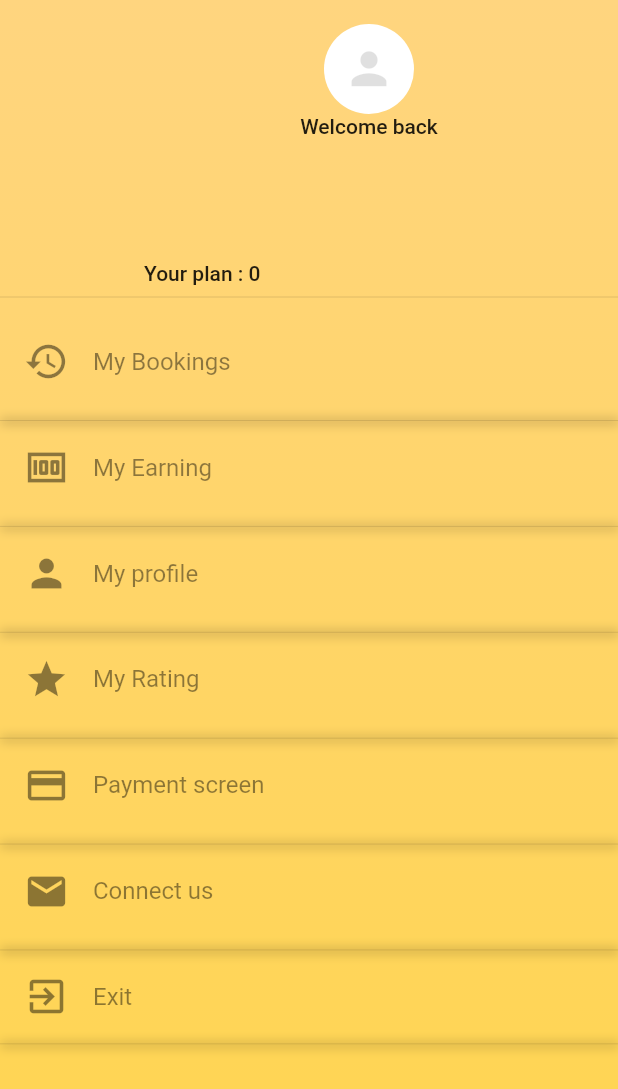
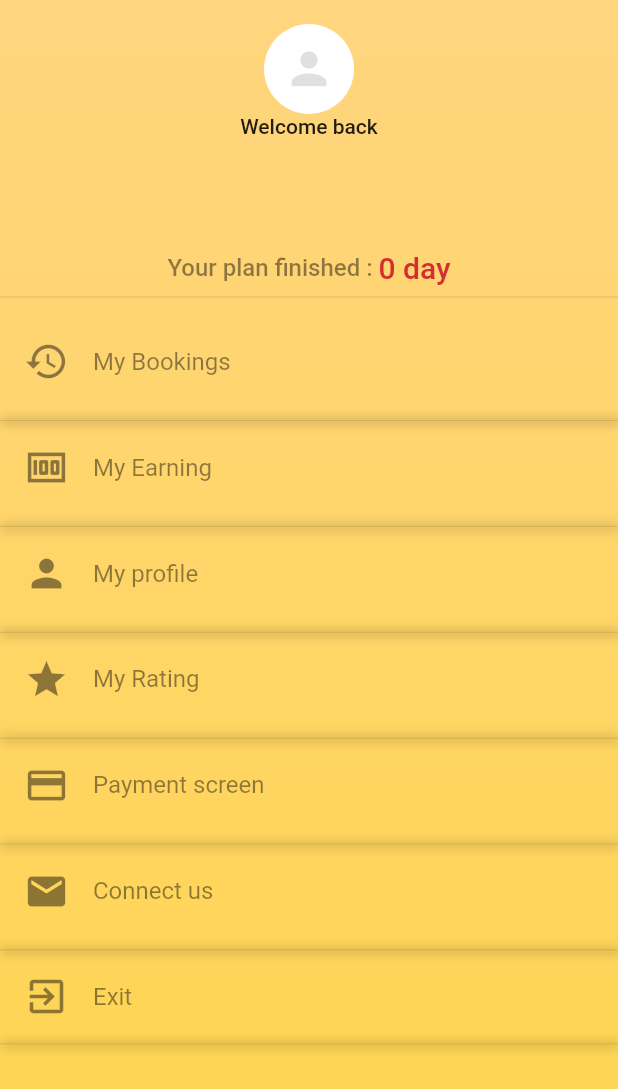
Before and after one commit to MohamadKattan/driver, a Flutter app: what customDrawer() shows on an empty page, opened directly, on a phone screen of 412 x 824 dp. Shown: the top 1089 px of the screen. Run offline on Flutter 3.47's test engine with Material 2 defaults, Android fonts, the phone set to English and light mode, and no system bars; our stand-ins replace assets_audio_player, audioplayers, cached_network_image, circular_countdown_timer, device_info_plus, firebase_auth and 13 more; missing offline and left inert: awesome_card, country_list_pick, flutter_background_service, flutter_background_service_android, flutter_geofire, flutter_mapbox_navigation and 2 more; accounts and stored records are empty; project files that could hold a hidden picture were left out.

Commit message:
30/4/2022

```diff
--- a/lib/config.dart
+++ b/lib/config.dart
@@ -8,13 +8,10 @@ import 'package:google_maps_flutter/google_maps_flutter.dart';
 
 String mapKey = "AIzaSyBt7etvZRY_OrzFcCsawNb22jqSzE2mRDg";
 String mapBox = "pk.eyJ1IjoibW9oYW1hZDg4IiwiYSI6ImNsMWl5NGdwdjBvcnUzY24zOWs0ejUyczYifQ.yvLkipuTn_XHHBz-lCAUAA";
-
 GoogleMapController? newGoogleMapController;
-
 StreamSubscription<Position>?homeScreenStreamSubscription;
 StreamSubscription<Position>?newRideScreenStreamSubscription;
 StreamSubscription<Position>?newStreamSubscription;
-
 User? currentUser = AuthSev().auth.currentUser;
 double myRating = 0.0;
 bool isLite = false;
--- a/lib/logic_google_map.dart
+++ b/lib/logic_google_map.dart
@@ -17,9 +17,6 @@ class LogicGoogleMap {
   //instant current location on map before any request on map
   Completer<GoogleMapController> controllerGoogleMap = Completer();
 
-// when driver arrived we need to change location to trip location on map
-
-// set location
   final CameraPosition kGooglePlex = const CameraPosition(
     target: LatLng(37.42796133580664, -122.085749655962),
     zoom: 14.4746,
--- a/lib/model/driverInfo.dart
+++ b/lib/model/driverInfo.dart
@@ -11,12 +11,11 @@ class DriverInfo {
   late String personImage;
   late String carBrand;
   late String carColor;
-  late String carImage;
   late String carModel;
   late String carType;
   late String earning;
   late String country;
-  // late String history;
+  late int exPlan;
   DriverInfo(
       this.userId,
       this.country,
@@ -29,16 +28,17 @@ class DriverInfo {
       this.personImage,
       this.carBrand,
       this.carColor,
-      this.carImage,
       this.carModel,
       this.carType,
       this.earning,
+      this.exPlan,
       // this.history
       );
   DriverInfo.fromMap(Map<String, dynamic> map) {
     userId = map["userId"];
     status = map["status"];
     country = map["country"];
+    exPlan= map["exPlan"];
     firstName = map["firstName"];
     lastName = map["lastName"];
     idNo = map["idNo"];
--- a/lib/my_provider/driver_model_provider.dart
+++ b/lib/my_provider/driver_model_provider.dart
@@ -4,7 +4,7 @@ import 'package:driver/model/driverInfo.dart';
 import 'package:flutter/cupertino.dart';
 
 class DriverInfoModelProvider extends ChangeNotifier {
-  late DriverInfo driverInfo = DriverInfo("","","","","","","","","","","","","","","");
+  late DriverInfo driverInfo = DriverInfo("","","","","","","","","","","","","","",0);
   void updateDriverInfo(DriverInfo driver){
     driverInfo = driver;
     notifyListeners();
--- a/lib/payment/checkOut_payment.dart
+++ b/lib/payment/checkOut_payment.dart
@@ -4,6 +4,7 @@ import 'package:driver/model/card_payment.dart';
 import 'package:driver/user_screen/splash_screen.dart';
 import 'package:firebase_database/firebase_database.dart';
 import 'package:flutter/material.dart';
+import 'package:flutter_background_service/flutter_background_service.dart';
 import 'package:http/http.dart' as http;
 import 'package:provider/provider.dart';
 import 'dart:convert' as convert;
@@ -66,6 +67,7 @@ class CheckOutPayment {
       await PlanDays().setExPlanToRealTime(planExpirt);
       await PlanDays().setIfBackgroundOrForeground(false);
       await PlanDays().setDriverPayed();
+      FlutterBackgroundService().invoke("setAsBackground");
       Provider.of<PaymentIndector>(context,listen: false).updateState(false);
       Navigator.push(context,MaterialPageRoute(builder:(_)=>const SplashScreen()));
       return true;
--- a/lib/payment/couut_plan_days.dart
+++ b/lib/payment/couut_plan_days.dart
@@ -16,7 +16,6 @@ class PlanDays {
     await driverRef.child(userId).child("exPlan").once().then((value) async {
       if(value.snapshot.exists&&value.snapshot.value!=null){
         final snap = value.snapshot.value.toString();
-        // final newSnap = snap.toString();
         int oldExPlan = int.parse(snap);
         if(oldExPlan>0){
           int updateExPlan = oldExPlan + exPlan;
@@ -68,9 +67,8 @@ class PlanDays {
     if(isBackground == false){
       print("mmmmmm$isBackground");
       await getExPlanFromReal();
-      Timer.periodic(const Duration(seconds: 1), (timer) async {
+      Timer.periodic(const Duration(hours: 1), (timer) async {
         if (exPlan < 0) {
-          timer.cancel();
           Tools().toastMsg("Your Plan finished ForGROUND ", Colors.redAccent.shade700);
           driverRef.child(userId).child("status").once().then((value){
             if(value.snapshot.exists&&value.snapshot.value!=null){
@@ -91,7 +89,6 @@ class PlanDays {
             Tools().toastMsg("Your Plan finished charge your plan ", Colors.redAccent.shade700);
           }
           if(exPlan<0){
-            timer.cancel();
             Tools().toastMsg("Your Plan finished ", Colors.redAccent.shade700);
             driverRef.child(userId).child("status").once().then((value){
               if(value.snapshot.exists&&value.snapshot.value!=null){
--- a/lib/repo/auth_srv.dart
+++ b/lib/repo/auth_srv.dart
@@ -56,6 +56,7 @@ class AuthSev {
               "status": "",
               "firstName": "",
               "country":"",
+              "exPlan":0,
               "lastName": "",
               "idNo": "",
               "driverLis": "",
--- a/lib/repo/dataBaseReal_sev.dart
+++ b/lib/repo/dataBaseReal_sev.dart
@@ -4,7 +4,6 @@ import 'package:driver/model/driverInfo.dart';
 import 'package:driver/repo/auth_srv.dart';
 import 'package:driver/tools/tools.dart';
 import 'package:firebase_database/firebase_database.dart';
-import 'package:flutter/cupertino.dart';
 import 'package:flutter/material.dart';
 import 'package:provider/provider.dart';
 import '../my_provider/driver_model_provider.dart';
--- a/lib/repo/geoFire_srv.dart
+++ b/lib/repo/geoFire_srv.dart
@@ -65,7 +65,7 @@ class GeoFireSrv {
   }
 
   // this method for display driver from live location when he accepted on order
-  void displayLocationLiveUpdates() {
+ Future <void>  displayLocationLiveUpdates() async {
     homeScreenStreamSubscription?.pause();
     Geofire.stopListener();
     Geofire.removeLocation(currentUseId!.uid);
--- a/lib/widget/custom_drawer.dart
+++ b/lib/widget/custom_drawer.dart
@@ -18,6 +18,7 @@ import '../user_screen/rating_screen.dart';
 import 'custom_divider.dart';
 
 Widget customDrawer(BuildContext context) {
+  final planProvider = Provider.of<DriverInfoModelProvider>(context, listen: false).driverInfo.exPlan;
   return Container(
     width: MediaQuery.of(context).size.width,
     height: MediaQuery.of(context).size.height,
@@ -42,8 +43,6 @@ Widget customDrawer(BuildContext context) {
                 Provider.of<ChangeColorBottomDrawer>(context, listen: false).updateColorBottom(false);
               },
               child: DrawerHeader(
-                child: Padding(
-                  padding: const EdgeInsets.only(left: 80),
                 child: Column(
                   crossAxisAlignment: CrossAxisAlignment.center,
                   mainAxisAlignment: MainAxisAlignment.center,
@@ -51,13 +50,16 @@ Widget customDrawer(BuildContext context) {
                     showImage(context),
                     showUserName(context),
                     showUserPhone(context),
+                    const SizedBox(height: 3.0),
                     Row(
-                        children:  [
-                          Text("Your plan : $exPlan")
+                      crossAxisAlignment: CrossAxisAlignment.center,
+                      mainAxisAlignment: MainAxisAlignment.center,
+                      children:   [
+                         Text(planProvider<=0?"Your plan finished : ":"Your plan : ",style: const TextStyle(color: Colors.black45,fontSize: 16.0)),
+                        Text(planProvider.toString() + " day",style: TextStyle(fontSize: 20.0,color: exPlan<6?Colors.red.shade700:Colors.greenAccent.shade700))
                       ],
                     )
                   ],
-                  ),
                 ),
               ),
             ),
--- a/pubspec.yaml
+++ b/pubspec.yaml
@@ -46,8 +46,8 @@ dependencies:
   firebase_database: ^9.0.8
   url_launcher: ^6.0.20
   cached_network_image: ^3.2.0
-  google_maps_flutter: ^2.1.2
-  geolocator: ^8.2.0
+  google_maps_flutter: ^2.1.4
+  geolocator: ^8.2.1
   flutter_geofire: ^2.0.1
   location: ^4.3.0
   firebase_messaging: ^11.2.11
```
Also changed, not shown: lib/main.dart (+23 -9 lines), lib/user_screen/HomeScreen.dart (+15 -9 lines), lib/user_screen/if_you_wanttopay.dart (+6 -2 lines), lib/widget/notification_dialog.dart (+38 -11 lines), pubspec.lock, 1 other file. Lines whose indentation alone changed are shown as unchanged.
